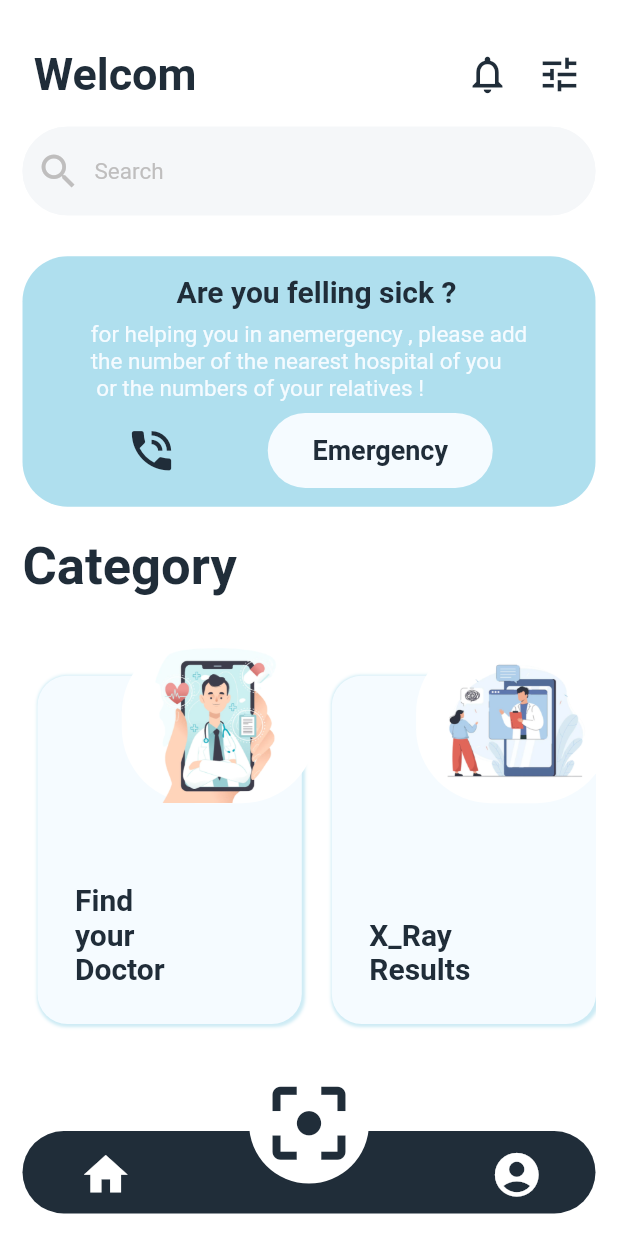
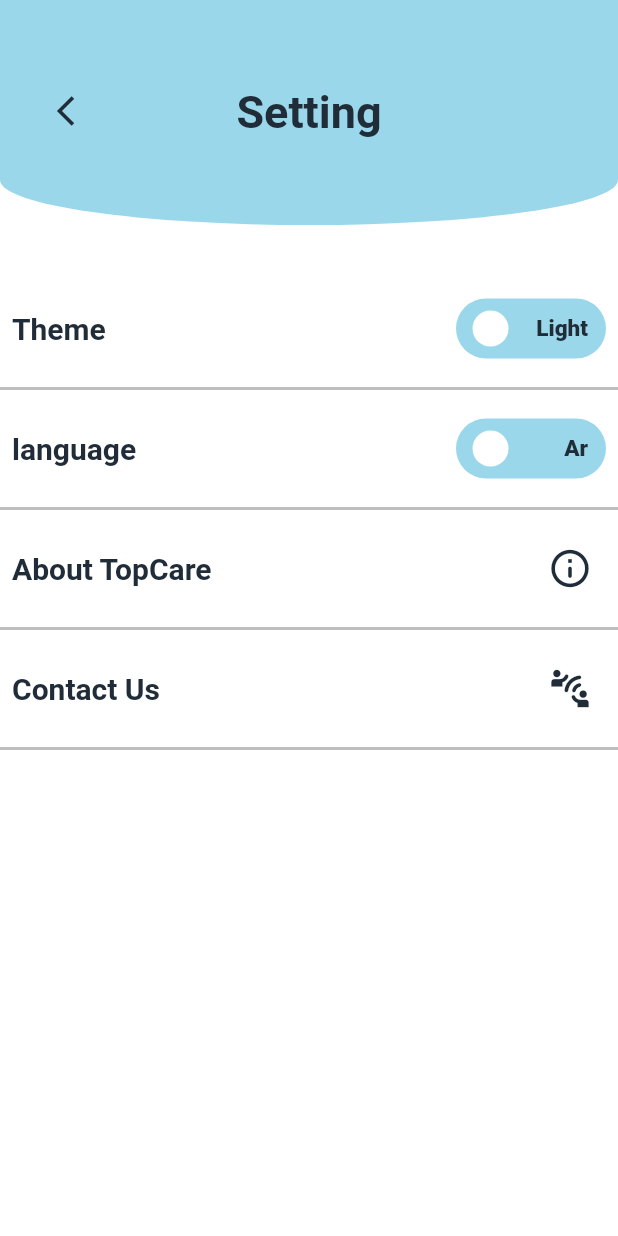
Before and after one commit to Shorouk335/Graduation_Project-Top_Care-, a Flutter app: the Home screen opened by its route, after a tap on the "tune" icon, on a phone screen of 412 x 824 dp. Run offline on Flutter 3.47's test engine with Material 2 defaults, Android fonts, the light colour scheme and no system bars; drawn by our look-alikes of flutter_switch; our stand-ins replace animated_text_kit, awesome_dialog, firebase_auth, firebase_core, flutter_slidable, google_sign_in and 2 more; missing offline and left inert: day_picker; accounts and stored records are empty.

Commit message:
first commit

```diff
--- a/lib/Business_Logic/Cubit/remeber.dart
+++ b/lib/Business_Logic/Cubit/remeber.dart
@@ -3,3 +3,6 @@
 //ازاي اخلي ال text feildاما اجي اكتب فيه يبقي جوا الكونتينر
 // اظهار واخفاء الكلام في الباسورد
 // انزل صوره علي الاب
+// call
+//ايكون الرجوع تضبط row مه التايتل
+//delete and edit in emergancy
--- a/lib/Presentaion/Screen_View/HomeScreen.dart
+++ b/lib/Presentaion/Screen_View/HomeScreen.dart
@@ -52,7 +52,9 @@ class _HomeState extends State<Home> {
                   size: 30,
                 )),
             IconButton(
-                onPressed: () {},
+                onPressed: () {
+                  Navigator.pushReplacementNamed(context, RouteGenerator.Settingscreen);
+                },
                 icon: Icon(
                   Icons.tune,
                   color: ColorManager.DarkBasiColor,
@@ -195,6 +197,7 @@ class _HomeState extends State<Home> {
         ),
       );
     }//0.4
+
     return Scaffold(
       body: SafeArea(
         child: Padding(
--- /dev/null
+++ b/lib/Presentaion/Screen_View/Setting.dart
@@ -0,0 +1,152 @@
+import 'package:flutter_switch/flutter_switch.dart';
+import 'package:flutter/material.dart';
+import 'package:top_care_gp/Presentaion/Shared_Components/AwesomDialog.dart';
+import 'package:top_care_gp/Presentaion/Shared_Components/TopCarve.dart';
+import 'package:top_care_gp/Resource/Routes/Routes.dart';
+import 'package:top_care_gp/Resource/Theme/Light_Theme.dart';
+import 'package:top_care_gp/Resource/color_manager/color_manager.dart';
+
+class SettingPage extends StatefulWidget {
+  const SettingPage({super.key});
+
+  @override
+  State<SettingPage> createState() => _SettingPageState();
+}
+
+class _SettingPageState extends State<SettingPage> {
+  bool statuslang = false;
+  Widget togglebuttonlang(String activetext, String inactivetext) {
+    return FlutterSwitch(
+      activeText: activetext,
+      inactiveText: inactivetext,
+      activeTextColor: ColorManager.BlueBasiColor,
+      inactiveTextColor: ColorManager.DarkBasiColor,
+      activeColor: ColorManager.DarkBasiColor,
+      inactiveColor: ColorManager.BlueBasiColor,
+      width: 100.0,
+      height: 40.0,
+      valueFontSize: 15.0,
+      toggleSize: 30.0,
+      value: statuslang,
+      borderRadius: 30.0,
+      padding: 8.0,
+      showOnOff: true,
+      onToggle: (val) {
+        setState(() {
+          statuslang = val;
+        });
+      },
+    );
+  }
+
+  bool statustheme = false;
+  Widget togglebuttheme(String activetext, String inactivetext) {
+    return FlutterSwitch(
+      activeText: activetext,
+      inactiveText: inactivetext,
+      activeTextColor: ColorManager.BlueBasiColor,
+      inactiveTextColor: ColorManager.DarkBasiColor,
+      activeColor: ColorManager.DarkBasiColor,
+      inactiveColor: ColorManager.BlueBasiColor,
+      width: 100.0,
+      height: 40.0,
+      valueFontSize: 15.0,
+      toggleSize: 30.0,
+      value: statustheme,
+      borderRadius: 30.0,
+      padding: 8.0,
+      showOnOff: true,
+      onToggle: (val) {
+        setState(() {
+          statustheme = val;
+        });
+      },
+    );
+  }
+
+  Widget iconpage(VoidCallback onTap, IconData icon) {
+    return IconButton(
+      onPressed: onTap,
+      icon: Icon(
+        icon,
+        color: ColorManager.DarkBasiColor,
+        size: 30,
+      ),
+    );
+  }
+
+  Widget continerpage(text, Widget widget) {
+    return Container(
+        height: 80,
+        width: double.infinity,
+        decoration: const BoxDecoration(
+            border: Border(
+              bottom: BorderSide(
+                color: ColorManager.DGrayBasiColor,
+                width: 2.0,
+              ),
+            )),
+        child: Row(
+          mainAxisAlignment: MainAxisAlignment.spaceBetween,
+          children: [
+            Padding(
+              padding: const EdgeInsets.all(8.0),
+              child: Text(
+                "$text",
+                style: txtStyle(ColorManager.DarkBasiColor, 20.0, true),
+              ),
+            ),
+            Padding(
+              padding: const EdgeInsets.all(8.0),
+              child: widget,
+            ),
+          ],
+        ));
+  }
+
+  @override
+  Widget build(BuildContext context) {
+    double? HEIGHT = MediaQuery.of(context).size.height;
+    double? WIDTH = MediaQuery.of(context).size.width;
+    double? BodyHeight = HEIGHT -
+        AppBar().preferredSize.height -
+        100.0 -
+        MediaQuery.of(context).padding.top;
+
+    return Scaffold(
+      appBar: PreferredSize(
+        preferredSize: Size.fromHeight(180.0),
+        child: Stack(children: <Widget>[
+          TopCarve(context: context, Havetitle: true, title: "Setting"),
+          Positioned(
+              top: 50,
+              left: 20,
+              child: IconButton(
+                onPressed: () {
+                  Navigator.pushReplacementNamed(
+                      context, RouteGenerator.HomeRoute);
+                },
+                icon: Icon(Icons.arrow_back_ios_sharp),
+                color: ColorManager.DarkBasiColor,
+              )),
+        ]),
+      ),
+        body: Column(
+            children: [
+          continerpage("Theme", togglebuttheme("Dark", "Light")),
+          continerpage("language", togglebuttonlang("En", "Ar")),
+          continerpage(
+              "About TopCare",
+              iconpage(() {
+                showDialoginf(context);
+              }, Icons.info_outline_rounded)),
+          continerpage(
+              "Contact Us",
+              iconpage(() {
+                showDialogconect(context);
+              }, Icons.connect_without_contact_rounded)),
+        ]),
+
+    );
+  }
+}
--- a/lib/Presentaion/Shared_Components/TextFormWidget.dart
+++ b/lib/Presentaion/Shared_Components/TextFormWidget.dart
@@ -13,7 +13,9 @@ Widget TextFormWidget(
     TextEditingController? controller,
     void Function()? ontap
     }) {
-  return TextFormField(
+  return Padding(
+    padding: const EdgeInsets.all(8.0),
+    child: TextFormField(
       controller: controller,
       // لاخفاء واظهار النص
       obscureText: password!,
@@ -65,5 +67,6 @@ Widget TextFormWidget(
           borderRadius: BorderRadius.circular(30),
         ),
       ),
+    ),
   );
 }
--- a/lib/Resource/Routes/Routes.dart
+++ b/lib/Resource/Routes/Routes.dart
@@ -2,6 +2,7 @@ import 'package:flutter/material.dart';
 import 'package:top_care_gp/Presentaion/Screen_View/HomeScreen.dart';
 import 'package:top_care_gp/Presentaion/Screen_View/Log_in.dart';
 import 'package:top_care_gp/Presentaion/Screen_View/OnBoarding.dart';
+import 'package:top_care_gp/Presentaion/Screen_View/Setting.dart';
 import 'package:top_care_gp/Presentaion/Screen_View/Sign_up/Dr_sign_up.dart';
 import 'package:top_care_gp/Presentaion/Screen_View/Sign_up/Patient_sign_up.dart';
 import 'package:top_care_gp/Presentaion/Screen_View/Splach.dart';
@@ -17,6 +18,7 @@ class RouteGenerator {
   static const String Dr_SignUpRoute = "DrSignUp";
   static const String Patient_SignUpRoute = "PatientSignUp";
   static const String Emergencyscreen = "Emergency";
+  static const String Settingscreen = "Setting";
 
 
   static Route<dynamic> getRoute(RouteSettings settings) {
@@ -37,6 +39,8 @@ class RouteGenerator {
         return MaterialPageRoute(builder: (_) => Patient_sign_up());
        case RouteGenerator.Emergencyscreen:
         return MaterialPageRoute(builder: (_) =>  Emergency());
+        case RouteGenerator.Settingscreen:
+        return MaterialPageRoute(builder: (_) =>  SettingPage());
 
       default:
         return UnDefinedRoute();
--- a/pubspec.yaml
+++ b/pubspec.yaml
@@ -47,6 +47,7 @@ dependencies:
   shared_preferences: ^2.0.15
   day_picker: ^2.1.1
   flutter_slidable: ^2.0.0
+  flutter_switch: ^0.3.2
 
 dev_dependencies:
   flutter_test:
```
Also changed, not shown: lib/Presentaion/Screen_View/Emergancy.dart (+22 -1 lines), lib/Presentaion/Shared_Components/AwesomDialog.dart (+59 -1 lines), pubspec.lock. Lines whose indentation alone changed are shown as unchanged.
